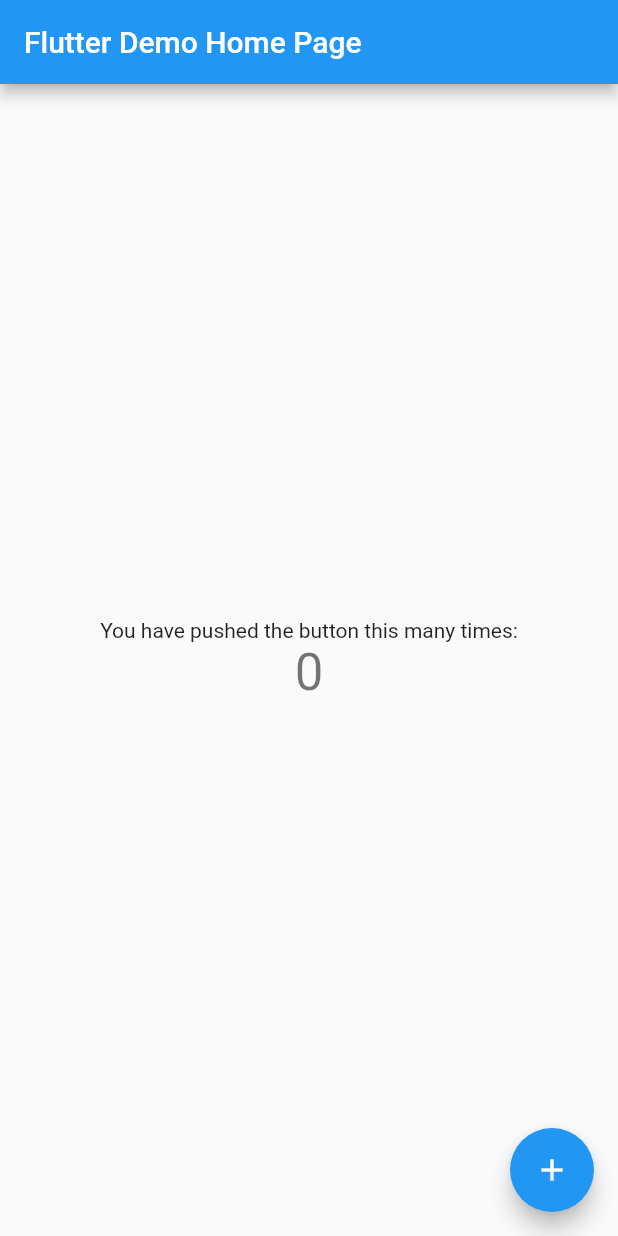
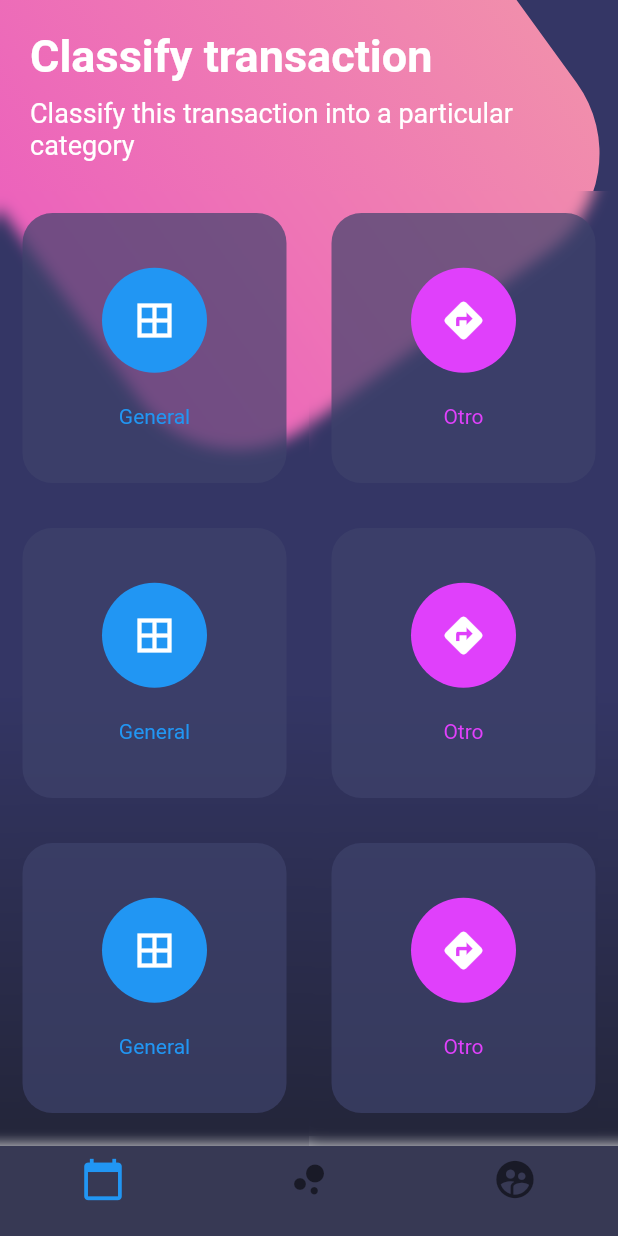
Before and after one commit to marianolop22/flutter_designs, a Flutter app: the screen it shows after launch, on a phone screen of 412 x 824 dp. Run offline on Flutter 3.47's test engine with Material 2 defaults, Android fonts, the phone set to English and light mode, and no system bars.

Commit message:
fin de ejercicio

```diff
--- a/lib/main.dart
+++ b/lib/main.dart
@@ -1,111 +1,30 @@
 import 'package:flutter/material.dart';
+import 'package:flutter/services.dart';
+import 'package:flutter_design/src/pages/basic_page.dart';
+import 'package:flutter_design/src/pages/buttons_page.dart';
+import 'package:flutter_design/src/pages/scroll_page.dart';
 
 void main() => runApp(MyApp());
 
 class MyApp extends StatelessWidget {
-  // This widget is the root of your application.
   @override
   Widget build(BuildContext context) {
+
+    SystemChrome.setSystemUIOverlayStyle(
+      SystemUiOverlayStyle.light.copyWith(
+        statusBarColor: Colors.transparent
+      )
+    );
+
     return MaterialApp(
-      title: 'Flutter Demo',
-      theme: ThemeData(
-        // This is the theme of your application.
-        //
-        // Try running your application with "flutter run". You'll see the
-        // application has a blue toolbar. Then, without quitting the app, try
-        // changing the primarySwatch below to Colors.green and then invoke
-        // "hot reload" (press "r" in the console where you ran "flutter run",
-        // or simply save your changes to "hot reload" in a Flutter IDE).
-        // Notice that the counter didn't reset back to zero; the application
-        // is not restarted.
-        primarySwatch: Colors.blue,
-      ),
-      home: MyHomePage(title: 'Flutter Demo Home Page'),
+      debugShowCheckedModeBanner: false,
+      title: 'Diseños',
+      initialRoute: 'botones',
+      routes: {
+        'basico': (BuildContext context) => BasicPage(),
+        'scroll': (BuildContext context) => ScrollPage(),
+        'botones': (BuildContext context) => ButtonsPage(),
+      },
     );
   }
 }
-
-class MyHomePage extends StatefulWidget {
-  MyHomePage({Key key, this.title}) : super(key: key);
-
-  // This widget is the home page of your application. It is stateful, meaning
-  // that it has a State object (defined below) that contains fields that affect
-  // how it looks.
-
-  // This class is the configuration for the state. It holds the values (in this
-  // case the title) provided by the parent (in this case the App widget) and
-  // used by the build method of the State. Fields in a Widget subclass are
-  // always marked "final".
-
-  final String title;
-
-  @override
-  _MyHomePageState createState() => _MyHomePageState();
-}
-
-class _MyHomePageState extends State<MyHomePage> {
-  int _counter = 0;
-
-  void _incrementCounter() {
-    setState(() {
-      // This call to setState tells the Flutter framework that something has
-      // changed in this State, which causes it to rerun the build method below
-      // so that the display can reflect the updated values. If we changed
-      // _counter without calling setState(), then the build method would not be
-      // called again, and so nothing would appear to happen.
-      _counter++;
-    });
-  }
-
-  @override
-  Widget build(BuildContext context) {
-    // This method is rerun every time setState is called, for instance as done
-    // by the _incrementCounter method above.
-    //
-    // The Flutter framework has been optimized to make rerunning build methods
-    // fast, so that you can just rebuild anything that needs updating rather
-    // than having to individually change instances of widgets.
-    return Scaffold(
-      appBar: AppBar(
-        // Here we take the value from the MyHomePage object that was created by
-        // the App.build method, and use it to set our appbar title.
-        title: Text(widget.title),
-      ),
-      body: Center(
-        // Center is a layout widget. It takes a single child and positions it
-        // in the middle of the parent.
-        child: Column(
-          // Column is also layout widget. It takes a list of children and
-          // arranges them vertically. By default, it sizes itself to fit its
-          // children horizontally, and tries to be as tall as its parent.
-          //
-          // Invoke "debug painting" (press "p" in the console, choose the
-          // "Toggle Debug Paint" action from the Flutter Inspector in Android
-          // Studio, or the "Toggle Debug Paint" command in Visual Studio Code)
-          // to see the wireframe for each widget.
-          //
-          // Column has various properties to control how it sizes itself and
-          // how it positions its children. Here we use mainAxisAlignment to
-          // center the children vertically; the main axis here is the vertical
-          // axis because Columns are vertical (the cross axis would be
-          // horizontal).
-          mainAxisAlignment: MainAxisAlignment.center,
-          children: <Widget>[
-            Text(
-              'You have pushed the button this many times:',
-            ),
-            Text(
-              '$_counter',
-              style: Theme.of(context).textTheme.display1,
-            ),
-          ],
-        ),
-      ),
-      floatingActionButton: FloatingActionButton(
-        onPressed: _incrementCounter,
-        tooltip: 'Increment',
-        child: Icon(Icons.add),
-      ), // This trailing comma makes auto-formatting nicer for build methods.
-    );
-  }
-}
--- /dev/null
+++ b/lib/src/pages/buttons_page.dart
@@ -0,0 +1,201 @@
+import 'dart:math';
+import 'dart:ui' as prefix0;
+import 'dart:ui';
+
+import 'package:flutter/cupertino.dart';
+import 'package:flutter/material.dart';
+
+class ButtonsPage extends StatelessWidget {
+  //const ButtonsPage({Key key}) : super(key: key);
+
+  @override
+  Widget build(BuildContext context) {
+    return Scaffold(
+      body: Stack(
+        children: <Widget>[
+          _backgroundApp(),
+          SingleChildScrollView(
+            child: Column(
+              children: <Widget>[
+                _titles(),
+                _roundedButtons(),
+              ],
+            ),
+          )
+        ],
+      ),
+      bottomNavigationBar: _bottomNavigationBar(context)
+    );
+  }
+
+
+  Widget _backgroundApp () {
+
+    final gradient = Container(
+      width: double.infinity,
+      height: double.infinity,
+      decoration: BoxDecoration(
+        gradient: LinearGradient(
+          begin: FractionalOffset(0.0, 0.6),
+          end: FractionalOffset(0.0, 1.0),
+          colors: [
+            Color.fromRGBO(52, 54, 101, 1.0),
+            Color.fromRGBO(35, 37, 57, 1.0),
+          ]
+        )
+      ),
+
+    );
+
+    final pinkBox = Transform.rotate(
+
+      angle: -pi /5.0,
+      child: Container(
+        height: 360.0,
+        width: 360.0,
+        decoration: BoxDecoration(
+          borderRadius: BorderRadius.circular(80.0),
+          gradient: LinearGradient(
+            colors: [
+              Color.fromRGBO(236, 98, 188, 1.0),
+              Color.fromRGBO(241, 142, 172, 1.0),
+            ]
+          )
+        ),
+
+      ),
+
+    );
+
+
+    return Stack(
+      children: <Widget>[
+        gradient,
+        Positioned(
+          top: -100,
+          child: pinkBox
+        )
+      ],
+    );
+
+
+  }
+
+  Widget _titles() {
+
+    return SafeArea(
+      child: Container(
+        padding: EdgeInsets.all(20.0),
+        child: Column(
+          crossAxisAlignment: CrossAxisAlignment.start,
+          children: <Widget>[
+            Text('Classify transaction', style: TextStyle (color:  Colors.white, fontSize: 30.0, fontWeight: FontWeight.bold),),
+            SizedBox(height: 10.0,),
+            Text('Classify this transaction into a particular category', style: TextStyle (color:  Colors.white, fontSize: 18.0,)),
+
+          ],
+        ),
+      ),
+    );
+  }
+
+  Widget _bottomNavigationBar (BuildContext context) {
+
+    return Theme (
+      data: Theme.of(context).copyWith(
+        canvasColor: Color.fromRGBO(55, 57, 84, 1.0),
+        primaryColor: Colors.pinkAccent,
+        textTheme: Theme.of(context).textTheme.copyWith(
+          caption: TextStyle (color: Color.fromRGBO(116, 117, 152, 1.0))
+        )
+
+      ),
+      child: BottomNavigationBar(
+        items: <BottomNavigationBarItem> [
+          BottomNavigationBarItem (
+            icon: Icon (Icons.calendar_today, size: 30.0,),
+            title: Container()
+          ),
+          BottomNavigationBarItem (
+            icon: Icon (Icons.bubble_chart, size: 30.0,),
+            title: Container()
+          ),
+          BottomNavigationBarItem (
+            icon: Icon (Icons.supervised_user_circle, size: 30.0,),
+            title: Container()
+          ),
+        ],
+      ),
+    );
+  }
+
+  Widget _roundedButtons() {
+
+    return Table (
+
+      children: [
+        TableRow (
+          children: [
+            _createRoundedButton ( Colors.blue, Icons.border_all, 'General'),
+            _createRoundedButton ( Colors.purpleAccent, Icons.directions, 'Otro')
+          ]
+        ),
+        TableRow (
+          children: [
+            _createRoundedButton ( Colors.blue, Icons.border_all, 'General'),
+            _createRoundedButton ( Colors.purpleAccent, Icons.directions, 'Otro')
+          ]
+        ),
+        TableRow (
+          children: [
+            _createRoundedButton ( Colors.blue, Icons.border_all, 'General'),
+            _createRoundedButton ( Colors.purpleAccent, Icons.directions, 'Otro')
+          ]
+        ),
+        TableRow (
+          children: [
+            _createRoundedButton ( Colors.blue, Icons.border_all, 'General'),
+            _createRoundedButton ( Colors.purpleAccent, Icons.directions, 'Otro')
+          ]
+        ),
+      ],
+
+
+    );
+  }
+
+  Widget _createRoundedButton ( Color color, IconData icon, String text) {
+
+    return ClipRect(
+      child: BackdropFilter(
+        filter: ImageFilter.blur( sigmaX: 5.0, sigmaY: 5.0),
+        child: Container (
+          height: 180.0,
+          margin: EdgeInsets.all(15.0),
+          decoration: BoxDecoration(
+            color: Color.fromRGBO(62, 66, 107, 0.7),
+            borderRadius: BorderRadius.circular(20.0)
+          ),
+          child: Column (
+            mainAxisAlignment: MainAxisAlignment.spaceAround,
+            children: <Widget>[
+              SizedBox(height: 5.0,),
+              CircleAvatar(
+                radius: 35.0,
+                backgroundColor: color,
+                child: Icon ( icon, color: Colors.white, size: 30.0,),
+              ),
+              Text ( text, style: TextStyle(color: color ), ),
+              SizedBox(height: 5.0,)
+
+            ],
+          ),
+
+        ),
+      ),
+    );
+
+  }
+
+
+}
--- a/pubspec.yaml
+++ b/pubspec.yaml
@@ -41,8 +41,8 @@ flutter:
   uses-material-design: true
 
   # To add assets to your application, add an assets section, like this:
-  # assets:
-  #  - images/a_dot_burr.jpeg
+  assets:
+   - assets/
   #  - images/a_dot_ham.jpeg
 
   # An image asset can refer to one or more resolution-specific "variants", see
```
Also changed, not shown: lib/src/pages/basic_page.dart (added, +113 -0 lines), lib/src/pages/scroll_page.dart (added, +99 -0 lines), assets/scroll-1.png (added), 2 other files.
